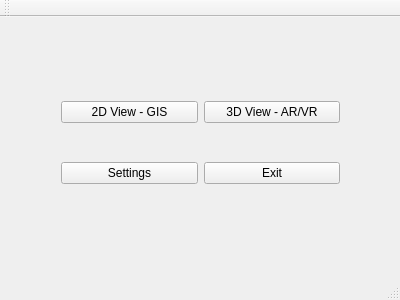
Qt form ARInfuseMockUp/mainwindow.ui (elenaVal/ARINFUSE-TOOL) before a commit.
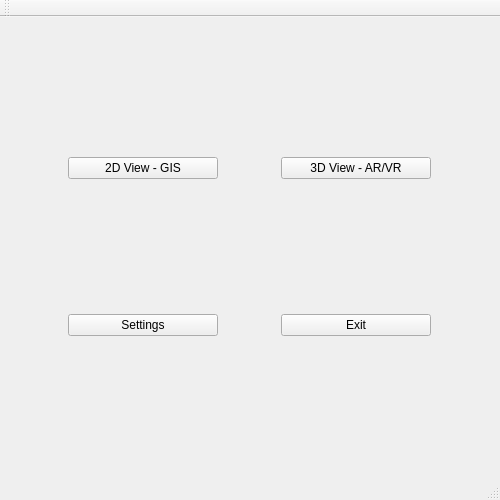
The same form after that commit.

Commit message: Changed UI settings and window settings

The edit to the form file:
```diff
--- a/ARInfuseMockUp/mainwindow.ui
+++ b/ARInfuseMockUp/mainwindow.ui
@@ -6,54 +6,136 @@
    <rect>
     <x>0</x>
     <y>0</y>
-    <width>400</width>
-    <height>300</height>
+    <width>500</width>
+    <height>500</height>
    </rect>
   </property>
+  <property name="sizePolicy">
+   <sizepolicy hsizetype="Fixed" vsizetype="Fixed">
+    <horstretch>0</horstretch>
+    <verstretch>0</verstretch>
+   </sizepolicy>
+  </property>
+  <property name="minimumSize">
+   <size>
+    <width>450</width>
+    <height>450</height>
+   </size>
+  </property>
   <property name="windowTitle">
    <string>ARINFUSE APP</string>
   </property>
   <widget class="QWidget" name="centralWidget">
-   <widget class="QWidget" name="">
-    <property name="geometry">
-     <rect>
-      <x>50</x>
-      <y>40</y>
-      <width>301</width>
-      <height>171</height>
-     </rect>
-    </property>
-    <layout class="QGridLayout" name="gridLayout">
-     <item row="0" column="0">
+   <layout class="QVBoxLayout" name="verticalLayout">
+    <item>
+     <layout class="QHBoxLayout" name="horizontalLayout">
+      <item>
       <widget class="QPushButton" name="gisViewBtn">
+        <property name="sizePolicy">
+         <sizepolicy hsizetype="Fixed" vsizetype="Fixed">
+          <horstretch>0</horstretch>
+          <verstretch>0</verstretch>
+         </sizepolicy>
+        </property>
+        <property name="minimumSize">
+         <size>
+          <width>150</width>
+          <height>0</height>
+         </size>
+        </property>
+        <property name="maximumSize">
+         <size>
+          <width>16777215</width>
+          <height>16777215</height>
+         </size>
+        </property>
        <property name="text">
         <string>2D View - GIS</string>
        </property>
       </widget>
      </item>
-     <item row="0" column="1">
+      <item>
       <widget class="QPushButton" name="viewARBtn">
+        <property name="sizePolicy">
+         <sizepolicy hsizetype="Fixed" vsizetype="Fixed">
+          <horstretch>0</horstretch>
+          <verstretch>0</verstretch>
+         </sizepolicy>
+        </property>
+        <property name="minimumSize">
+         <size>
+          <width>150</width>
+          <height>0</height>
+         </size>
+        </property>
+        <property name="maximumSize">
+         <size>
+          <width>16777215</width>
+          <height>16777215</height>
+         </size>
+        </property>
        <property name="text">
         <string>3D View - AR/VR</string>
        </property>
       </widget>
      </item>
-     <item row="1" column="0">
+     </layout>
+    </item>
+    <item>
+     <layout class="QHBoxLayout" name="horizontalLayout_2">
+      <item>
       <widget class="QPushButton" name="settingsBtn">
+        <property name="sizePolicy">
+         <sizepolicy hsizetype="Fixed" vsizetype="Fixed">
+          <horstretch>0</horstretch>
+          <verstretch>0</verstretch>
+         </sizepolicy>
+        </property>
+        <property name="minimumSize">
+         <size>
+          <width>150</width>
+          <height>0</height>
+         </size>
+        </property>
+        <property name="maximumSize">
+         <size>
+          <width>16777215</width>
+          <height>16777215</height>
+         </size>
+        </property>
        <property name="text">
         <string>Settings</string>
        </property>
       </widget>
      </item>
-     <item row="1" column="1">
+      <item>
       <widget class="QPushButton" name="exitBtn">
+        <property name="sizePolicy">
+         <sizepolicy hsizetype="Fixed" vsizetype="Fixed">
+          <horstretch>0</horstretch>
+          <verstretch>0</verstretch>
+         </sizepolicy>
+        </property>
+        <property name="minimumSize">
+         <size>
+          <width>150</width>
+          <height>0</height>
+         </size>
+        </property>
+        <property name="maximumSize">
+         <size>
+          <width>16777215</width>
+          <height>16777215</height>
+         </size>
+        </property>
        <property name="text">
         <string>Exit</string>
        </property>
       </widget>
      </item>
     </layout>
-   </widget>
+    </item>
+   </layout>
   </widget>
   <widget class="QToolBar" name="mainToolBar">
    <attribute name="toolBarArea">
```
Lines whose indentation alone changed are shown as unchanged. The commit also changes 3 other files.
